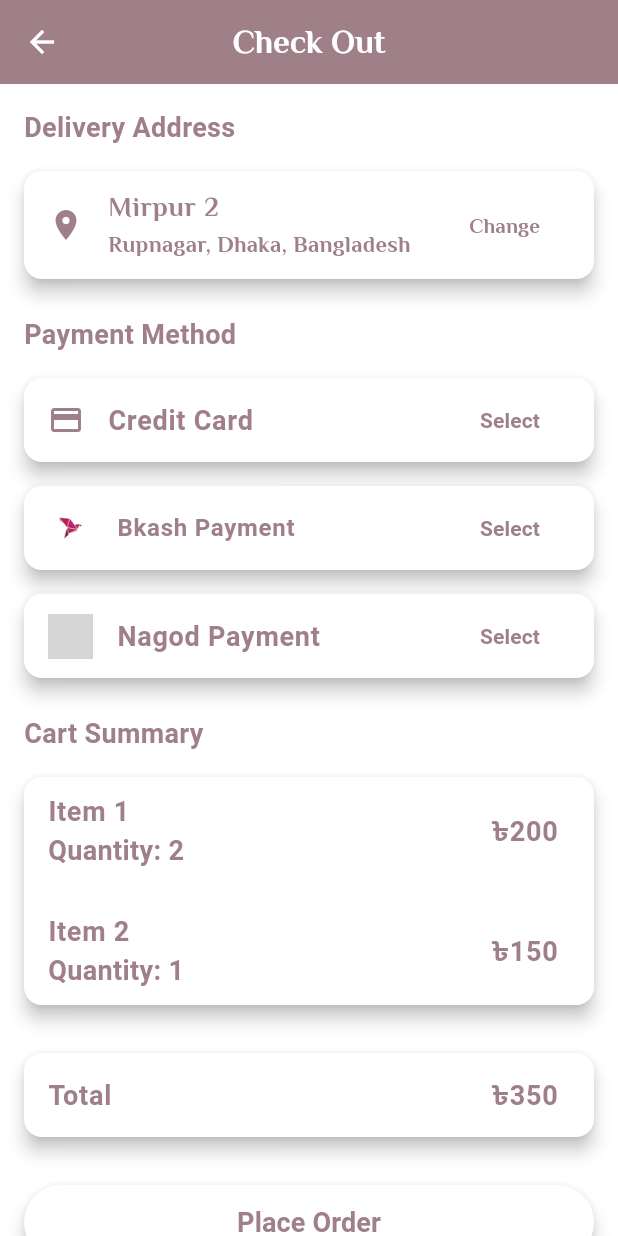
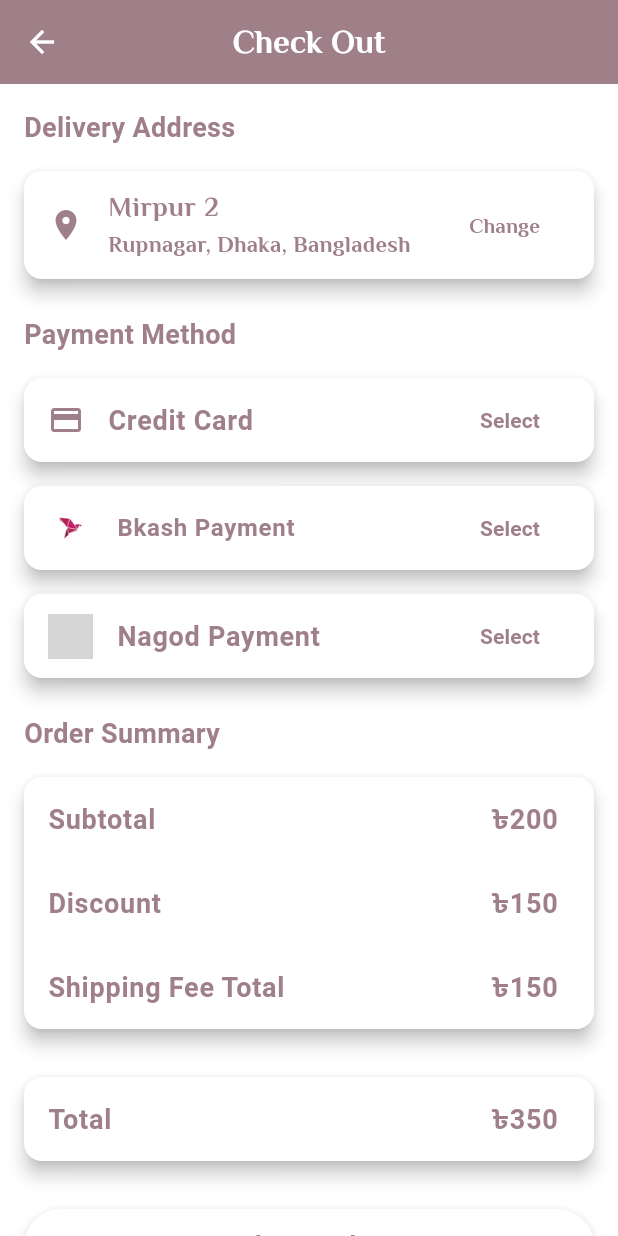
Before and after one commit to Medha1824/Loopwear, a Flutter app: the CheckoutScreen screen opened directly, on a phone screen of 412 x 824 dp. Run offline on Flutter 3.47's test engine with Material 3 defaults, Android fonts, the light colour scheme and no system bars; our stand-ins replace firebase_core, get, get_storage; accounts and stored records are empty; grey boxes are pictures that could not be loaded.

```diff
--- a/lib/checkout_screen.dart
+++ b/lib/checkout_screen.dart
@@ -123,7 +123,7 @@ class CheckoutScreen extends StatelessWidget {
 
             // Cart Summary
             const Text(
-              'Cart Summary',
+              'Order Summary',
               style: TextStyle(color: Color(0xFF9F7F88),fontSize: 18, fontWeight: FontWeight.bold),
             ),
             const SizedBox(height: 8),
@@ -134,15 +134,16 @@ class CheckoutScreen extends StatelessWidget {
               child: Column(
                 children: [
                   ListTile(
-                    title: const Text('Item 1', style: TextStyle(color: Color(0xFF9F7F88),fontSize: 18, fontWeight: FontWeight.bold),),
-                    subtitle: const Text('Quantity: 2', style: TextStyle(color: Color(0xFF9F7F88),fontSize: 18, fontWeight: FontWeight.bold),),
+                    title: const Text('Subtotal', style: TextStyle(color: Color(0xFF9F7F88),fontSize: 18, fontWeight: FontWeight.bold),),
                     trailing: const Text('৳200', style: TextStyle(color: Color(0xFF9F7F88),fontSize: 18, fontWeight: FontWeight.bold),),
                   ),
-                 // const Divider(),
-                  const SizedBox(height: 8),
                   ListTile(
-                    title: const Text('Item 2', style: TextStyle(color: Color(0xFF9F7F88),fontSize: 18, fontWeight: FontWeight.bold),),
-                    subtitle: const Text('Quantity: 1', style: TextStyle(color: Color(0xFF9F7F88),fontSize: 18, fontWeight: FontWeight.bold),),
+                    title: const Text('Discount', style: TextStyle(color: Color(0xFF9F7F88),fontSize: 18, fontWeight: FontWeight.bold),),
+                    trailing: const Text('৳150', style: TextStyle(color: Color(0xFF9F7F88),fontSize: 18, fontWeight: FontWeight.bold),),
+                  ),
+
+                  ListTile(
+                    title: const Text('Shipping Fee Total', style: TextStyle(color: Color(0xFF9F7F88),fontSize: 18, fontWeight: FontWeight.bold),),
                     trailing: const Text('৳150', style: TextStyle(color: Color(0xFF9F7F88),fontSize: 18, fontWeight: FontWeight.bold),),
                   ),
                 ],
```
Also changed, not shown: pubspec.lock.
